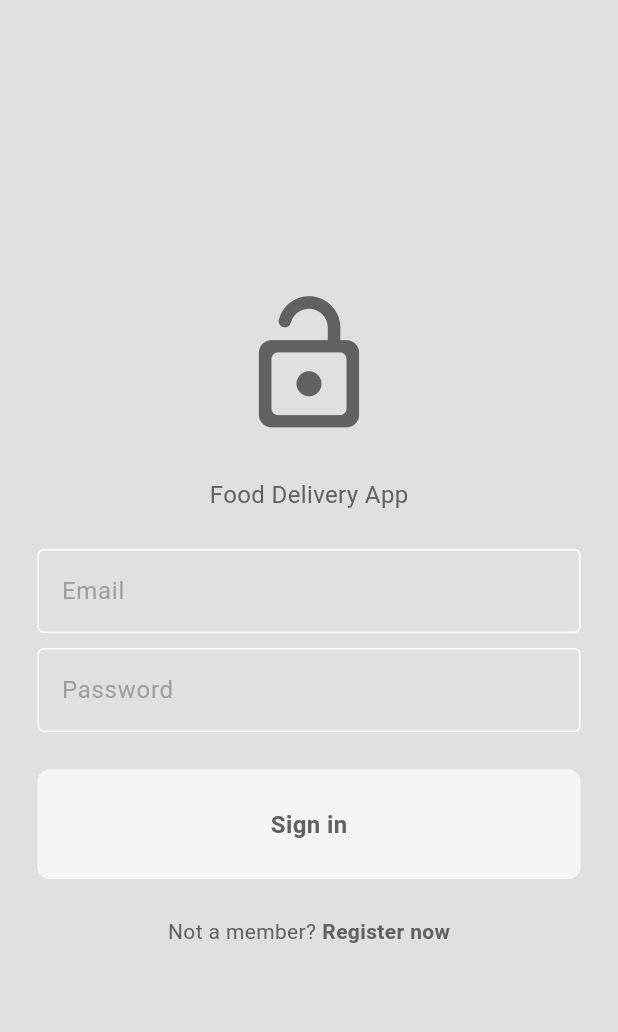
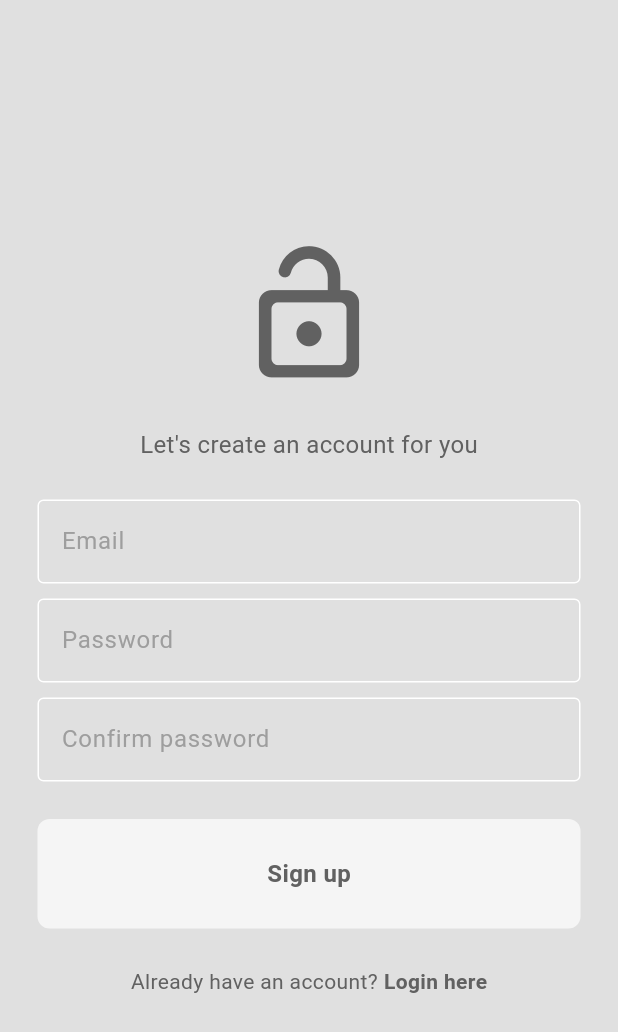
Before and after one commit to sinwailam193/flutter_tutorial, a Flutter app: the screen it shows after launch, after a tap on "Register now", on a phone screen of 412 x 824 dp. Shown: the top 1032 px of the screen. Run offline on Flutter 3.47's test engine with Material 3 defaults, Android fonts, the phone set to English and light mode, and no system bars.

Commit message:
Add auth to show whether to show login or register

```diff
--- /dev/null
+++ b/lib/auth/login_or_register.dart
@@ -0,0 +1,32 @@
+import "package:flutter/material.dart";
+import "package:flutter_tutorial/pages/login_page.dart";
+import "package:flutter_tutorial/pages/register_page.dart";
+
+class LoginOrRegister extends StatefulWidget {
+  const LoginOrRegister({
+    super.key,
+  });
+
+  @override
+  State<LoginOrRegister> createState() => _LoginOrRegisterState();
+}
+
+class _LoginOrRegisterState extends State<LoginOrRegister> {
+  // initially, show login page
+  bool showLoginPage = true;
+
+  // toggle between login and register page
+  void togglePages() {
+    setState(() {
+      showLoginPage = !showLoginPage;
+    });
+  }
+
+  @override
+  Widget build(BuildContext context) {
+    if (showLoginPage) {
+      return LoginPage(onTap: togglePages);
+    }
+    return RegisterPage(onTap: togglePages);
+  }
+}
--- a/lib/main.dart
+++ b/lib/main.dart
@@ -1,8 +1,7 @@
 import "package:flutter/material.dart";
+import "package:flutter_tutorial/auth/login_or_register.dart";
+import "package:flutter_tutorial/themes/theme_provider.dart";
 import "package:provider/provider.dart";
-
-import "package:flutter_tutorial/pages/login_page.dart";
-import "package:flutter_tutorial/themes/theme_provider.dart";
 
 void main() {
   runApp(
@@ -21,9 +20,7 @@ class MyApp extends StatelessWidget {
   Widget build(BuildContext context) {
     return MaterialApp(
       debugShowCheckedModeBanner: false,
-      home: LoginPage(
-        onTap: () {},
-      ),
+      home: const LoginOrRegister(),
       theme: Provider.of<ThemeProvider>(context).themeData,
     );
   }
--- a/lib/pages/register_page.dart
+++ b/lib/pages/register_page.dart
@@ -1 +1,98 @@
 import "package:flutter/material.dart";
+import "package:flutter_tutorial/components/custom_button.dart";
+import "package:flutter_tutorial/components/custom_textfield.dart";
+
+class RegisterPage extends StatefulWidget {
+  final void Function()? onTap;
+
+  const RegisterPage({
+    super.key,
+    required this.onTap,
+  });
+
+  @override
+  State<RegisterPage> createState() => _RegisterPageState();
+}
+
+class _RegisterPageState extends State<RegisterPage> {
+  final TextEditingController emailController = TextEditingController();
+  final TextEditingController passwordController = TextEditingController();
+  final TextEditingController confirmPasswordController =
+      TextEditingController();
+
+  @override
+  Widget build(BuildContext context) {
+    return Scaffold(
+      backgroundColor: Theme.of(context).colorScheme.surface,
+      body: Center(
+        child: Column(
+          mainAxisAlignment: MainAxisAlignment.center,
+          children: [
+            // logo
+            Icon(
+              Icons.lock_open_rounded,
+              size: 100,
+              color: Theme.of(context).colorScheme.inversePrimary,
+            ),
+            const SizedBox(height: 25),
+            // message, app slogan
+            Text(
+              "Let's create an account for you",
+              style: TextStyle(
+                fontSize: 16,
+                color: Theme.of(context).colorScheme.inversePrimary,
+              ),
+            ),
+            const SizedBox(height: 25),
+            // email textfield
+            CustomTextfield(
+              controller: emailController,
+              hintText: "Email",
+              obscureText: false,
+            ),
+            const SizedBox(height: 10),
+            // password textfield
+            CustomTextfield(
+              controller: passwordController,
+              hintText: "Password",
+              obscureText: true,
+            ),
+            const SizedBox(height: 10),
+            // confirm password textfield
+            CustomTextfield(
+              controller: confirmPasswordController,
+              hintText: "Confirm password",
+              obscureText: true,
+            ),
+            const SizedBox(height: 25),
+            // sign in buttton
+            CustomButton(text: "Sign up", onTap: () {}),
+            const SizedBox(height: 25),
+            // already have an account? Login here
+            Row(
+              mainAxisAlignment: MainAxisAlignment.center,
+              children: [
+                Text(
+                  "Already have an account?",
+                  style: TextStyle(
+                      color: Theme.of(context).colorScheme.inversePrimary),
+                ),
+                const SizedBox(width: 4),
+                GestureDetector(
+                  onTap: widget.onTap,
+                  child: Text(
+                    "Login here",
+                    style: TextStyle(
+                      color: Theme.of(context).colorScheme.inversePrimary,
+                      fontWeight: FontWeight.bold,
+                    ),
+                  ),
+                ),
+              ],
+            )
+          ],
+        ),
+      ),
+    );
+  }
+}
```
